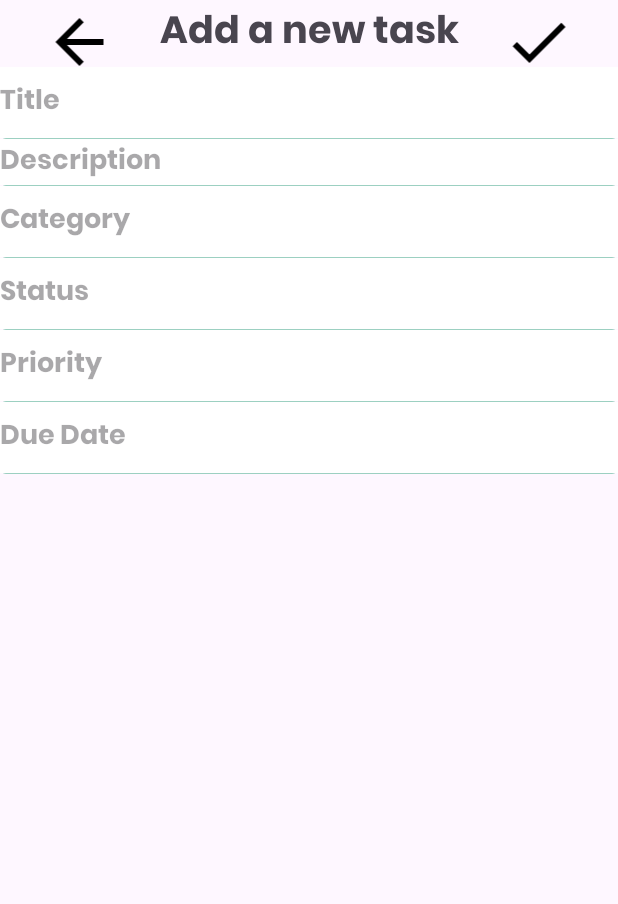
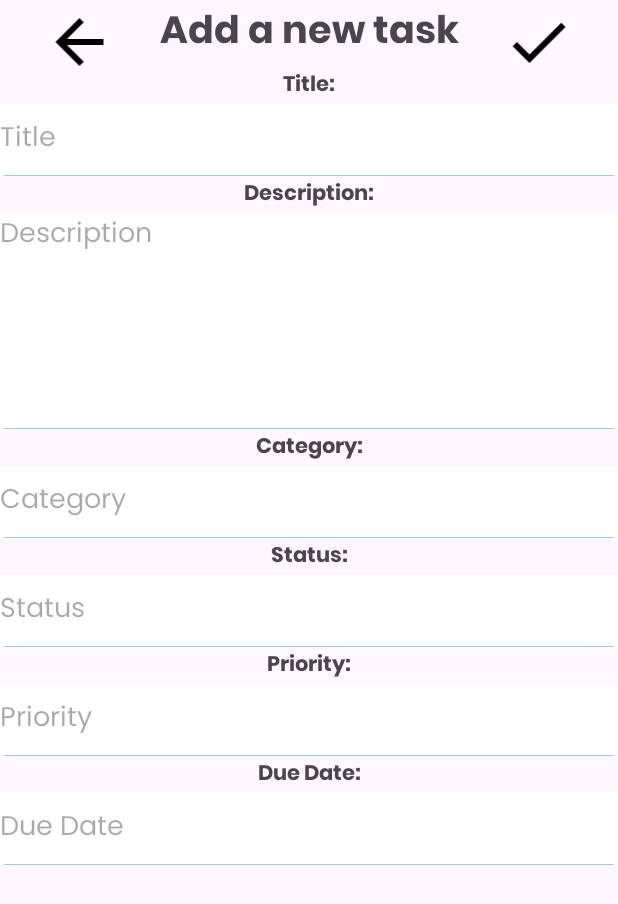
Before and after one commit to Kun-Alexandru/UBB-projects, an Android app: the AddTaskActivity screen opened directly, with no data from a screen before it, on a phone screen of 412 x 824 dp. Shown: the top 904 px of the screen. Run offline under Robolectric (Android 15) with nearby library versions, the phone set to English and light mode, and no system bars.

Commit message:
added labels to add

```diff
--- a/SEM5/Mobile/Lab2/TaskTrifleAppNative/app/src/main/res/layout/activity_add_task.xml
+++ b/SEM5/Mobile/Lab2/TaskTrifleAppNative/app/src/main/res/layout/activity_add_task.xml
@@ -37,6 +37,16 @@
         app:layout_constraintEnd_toEndOf="parent"
         app:layout_constraintTop_toTopOf="parent" />
 
+    <TextView
+        android:id="@+id/llabelTitleAdd"
+        android:layout_width="wrap_content"
+        android:layout_height="wrap_content"
+        android:text="Title:"
+        android:fontFamily="@font/poppins_bold"
+        app:layout_constraintTop_toBottomOf="@id/addTextHeading"
+        app:layout_constraintStart_toStartOf="parent"
+        app:layout_constraintEnd_toEndOf="parent" />
+
     <EditText
         android:id="@+id/editTextTitle"
         android:layout_width="0dp"
@@ -44,76 +54,126 @@
         android:ems="10"
         android:inputType="text"
         android:hint="@string/title"
-        android:fontFamily="@font/poppins_bold"
-        app:layout_constraintTop_toBottomOf="@id/addTextHeading"
+        android:fontFamily="@font/poppins"
+        app:layout_constraintTop_toBottomOf="@id/llabelTitleAdd"
         app:layout_constraintStart_toStartOf="parent"
         app:layout_constraintEnd_toEndOf="parent"
     android:background="@drawable/edit_text_border"
         />
 
+    <TextView
+        android:id="@+id/llabelDescription"
+        android:layout_width="wrap_content"
+        android:layout_height="wrap_content"
+        android:text="Description:"
+        android:fontFamily="@font/poppins_bold"
+        app:layout_constraintTop_toBottomOf="@id/editTextTitle"
+        app:layout_constraintStart_toStartOf="parent"
+        app:layout_constraintEnd_toEndOf="parent" />
+
     <EditText
         android:id="@+id/editTextDescription"
         android:layout_width="0dp"
 
+        android:layout_height="144dp"
+        android:fontFamily="@font/poppins"
+        android:inputType="textMultiLine"
+        android:hint="@string/description"
+        android:gravity="top"
+        app:layout_constraintTop_toBottomOf="@id/llabelDescription"
+        app:layout_constraintStart_toStartOf="parent"
+        app:layout_constraintEnd_toEndOf="parent"
+        android:background="@drawable/edit_text_border" />
+
+    <TextView
+        android:id="@+id/llabelCategory"
+        android:layout_width="wrap_content"
         android:layout_height="wrap_content"
-        android:background="@drawable/edit_text_border"
+        android:text="Category:"
         android:fontFamily="@font/poppins_bold"
-        android:gravity="top"
-        android:hint="@string/description"
-        android:inputType="textMultiLine"
-        app:layout_constraintEnd_toEndOf="parent"
+        app:layout_constraintTop_toBottomOf="@id/editTextDescription"
         app:layout_constraintStart_toStartOf="parent"
-        app:layout_constraintTop_toBottomOf="@id/editTextTitle" />
+        app:layout_constraintEnd_toEndOf="parent" />
 
 
     <EditText
         android:id="@+id/editTextCategory"
         android:layout_width="0dp"
         android:layout_height="48dp"
-        android:fontFamily="@font/poppins_bold"
+        android:fontFamily="@font/poppins"
         android:ems="10"
         android:inputType="text"
         android:hint="@string/category"
-        app:layout_constraintTop_toBottomOf="@id/editTextDescription"
+        app:layout_constraintTop_toBottomOf="@id/llabelCategory"
         app:layout_constraintStart_toStartOf="parent"
         app:layout_constraintEnd_toEndOf="parent"
         android:background="@drawable/edit_text_border" />
+
+    <TextView
+        android:id="@+id/llabelStatus"
+        android:layout_width="wrap_content"
+        android:layout_height="wrap_content"
+        android:text="Status:"
+        android:fontFamily="@font/poppins_bold"
+        app:layout_constraintTop_toBottomOf="@id/editTextCategory"
+        app:layout_constraintStart_toStartOf="parent"
+        app:layout_constraintEnd_toEndOf="parent" />
 
     <EditText
         android:id="@+id/editTextStatus"
         android:layout_width="0dp"
         android:layout_height="48dp"
-        android:fontFamily="@font/poppins_bold"
+        android:fontFamily="@font/poppins"
         android:ems="10"
         android:inputType="text"
         android:hint="@string/status"
-        app:layout_constraintTop_toBottomOf="@id/editTextCategory"
+        app:layout_constraintTop_toBottomOf="@id/llabelStatus"
         app:layout_constraintStart_toStartOf="parent"
         app:layout_constraintEnd_toEndOf="parent"
         android:background="@drawable/edit_text_border" />
+
+    <TextView
+        android:id="@+id/llabelPriority"
+        android:layout_width="wrap_content"
+        android:layout_height="wrap_content"
+        android:text="Priority:"
+        android:fontFamily="@font/poppins_bold"
+        app:layout_constraintTop_toBottomOf="@id/editTextStatus"
+        app:layout_constraintStart_toStartOf="parent"
+        app:layout_constraintEnd_toEndOf="parent" />
 
     <EditText
         android:id="@+id/editTextPriority"
         android:layout_width="0dp"
         android:layout_height="48dp"
-        android:fontFamily="@font/poppins_bold"
+        android:fontFamily="@font/poppins"
         android:ems="10"
         android:inputType="text"
         android:hint="@string/priority"
-        app:layout_constraintTop_toBottomOf="@id/editTextStatus"
+        app:layout_constraintTop_toBottomOf="@id/llabelPriority"
         app:layout_constraintStart_toStartOf="parent"
         app:layout_constraintEnd_toEndOf="parent"
         android:background="@drawable/edit_text_border" />
+
+    <TextView
+        android:id="@+id/llabelDueDate"
+        android:layout_width="wrap_content"
+        android:layout_height="wrap_content"
+        android:text="Due Date:"
+        android:fontFamily="@font/poppins_bold"
+        app:layout_constraintTop_toBottomOf="@id/editTextPriority"
+        app:layout_constraintStart_toStartOf="parent"
+        app:layout_constraintEnd_toEndOf="parent" />
 
     <EditText
         android:id="@+id/editTextDue_Date"
         android:layout_width="0dp"
         android:layout_height="48dp"
-        android:fontFamily="@font/poppins_bold"
+        android:fontFamily="@font/poppins"
         android:ems="10"
         android:inputType="date"
         android:hint="@string/due_date"
-        app:layout_constraintTop_toBottomOf="@id/editTextPriority"
+        app:layout_constraintTop_toBottomOf="@id/llabelDueDate"
         app:layout_constraintStart_toStartOf="parent"
         app:layout_constraintEnd_toEndOf="parent"
         android:background="@drawable/edit_text_border" />
```
